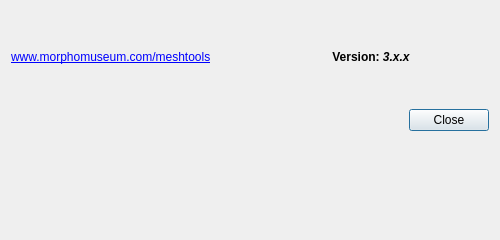
Old version of the form Qt/mqAboutDialog.ui in the repository morphomuseum/ISE-MeshTools.
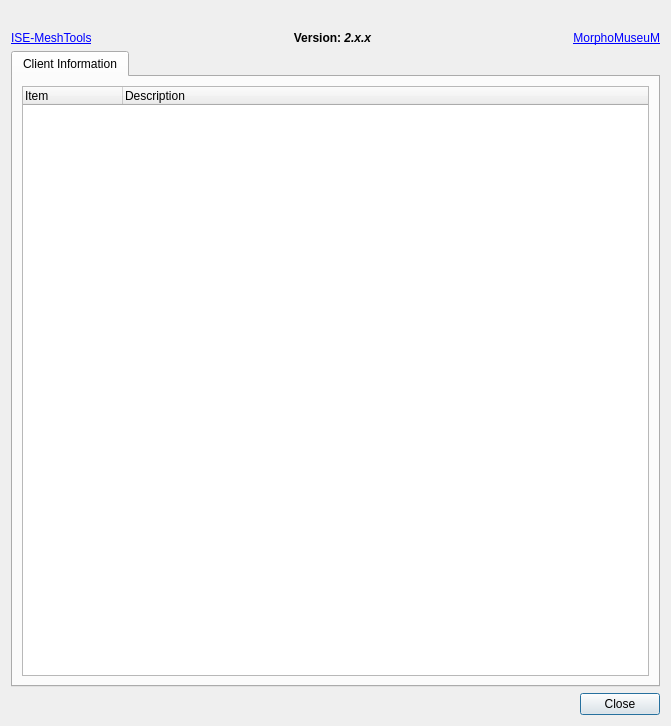
New version of the form. Icons and pictures are not drawn.

Commit message: About window updates

```diff
--- a/Qt/mqAboutDialog.ui
+++ b/Qt/mqAboutDialog.ui
@@ -6,8 +6,8 @@
    <rect>
     <x>0</x>
     <y>0</y>
-    <width>500</width>
-    <height>240</height>
+    <width>671</width>
+    <height>726</height>
    </rect>
   </property>
   <property name="sizePolicy">
@@ -24,21 +24,34 @@
   </property>
   <layout class="QVBoxLayout" name="verticalLayout">
    <item>
-    <layout class="QHBoxLayout" name="horizontalLayout" stretch="0,0">
+    <widget class="QLabel" name="Image">
+     <property name="text">
+      <string/>
+     </property>
+     <property name="pixmap">
+      <pixmap resource="../Icons/icons.qrc">:/Logos/Logo_software.gif</pixmap>
+     </property>
+     <property name="scaledContents">
+      <bool>false</bool>
+     </property>
+     <property name="alignment">
+      <set>Qt::AlignCenter</set>
+     </property>
+    </widget>
+   </item>
+   <item>
+    <layout class="QHBoxLayout" name="horizontalLayout" stretch="0,1,0">
      <item>
-      <widget class="QLabel" name="label_2">
+      <widget class="QLabel" name="label_3">
        <property name="text">
-        <string>&lt;a href=\&quot;http://www.morphomuseum.com/meshtools\&quot;&gt;www.morphomuseum.com/meshtools&lt;/a&gt;</string>
-       </property>
-       <property name="textFormat">
-        <enum>Qt::RichText</enum>
+        <string>&lt;a href=\&quot;http://www.morphomuseum.com/mesthools\&quot;&gt;ISE-MeshTools&lt;/a&gt;</string>
        </property>
       </widget>
      </item>
      <item>
       <widget class="QLabel" name="VersionLabel">
        <property name="text">
-        <string>&lt;html&gt;&lt;b&gt;Version: &lt;i&gt;3.x.x&lt;/i&gt;&lt;/b&gt;&lt;/html&gt;</string>
+        <string>&lt;html&gt;&lt;b&gt;Version: &lt;i&gt;2.x.x&lt;/i&gt;&lt;/b&gt;&lt;/html&gt;</string>
        </property>
        <property name="textFormat">
         <enum>Qt::AutoText</enum>
@@ -48,8 +61,70 @@
        </property>
       </widget>
      </item>
+     <item>
+      <widget class="QLabel" name="label_2">
+       <property name="text">
+        <string>&lt;a href=\&quot;http://www.morphomuseum.com\&quot;&gt;MorphoMuseuM&lt;/a&gt;</string>
+       </property>
+       <property name="textFormat">
+        <enum>Qt::RichText</enum>
+       </property>
+       <property name="alignment">
+        <set>Qt::AlignRight|Qt::AlignTrailing|Qt::AlignVCenter</set>
+       </property>
+      </widget>
+     </item>
     </layout>
    </item>
+   <item>
+    <widget class="QTabWidget" name="tabWidget">
+     <property name="currentIndex">
+      <number>0</number>
+     </property>
+     <widget class="QWidget" name="tabClient">
+      <attribute name="title">
+       <string>Client Information</string>
+      </attribute>
+      <layout class="QVBoxLayout">
+       <property name="spacing">
+        <number>6</number>
+       </property>
+       <property name="leftMargin">
+        <number>9</number>
+       </property>
+       <property name="topMargin">
+        <number>9</number>
+       </property>
+       <property name="rightMargin">
+        <number>9</number>
+       </property>
+       <property name="bottomMargin">
+        <number>9</number>
+       </property>
+       <item>
+        <widget class="QTreeWidget" name="ClientInformation">
+         <property name="alternatingRowColors">
+          <bool>true</bool>
+         </property>
+         <property name="rootIsDecorated">
+          <bool>false</bool>
+         </property>
+         <column>
+          <property name="text">
+           <string>Item</string>
+          </property>
+         </column>
+         <column>
+          <property name="text">
+           <string>Description</string>
+          </property>
+         </column>
+        </widget>
+       </item>
+      </layout>
+     </widget>
+    </widget>
+   </item>
    <item>
     <widget class="QDialogButtonBox" name="buttonBox">
      <property name="standardButtons">
@@ -57,16 +132,6 @@
      </property>
     </widget>
    </item>
-   <item>
-    <widget class="QLabel" name="Image">
-     <property name="text">
-      <string/>
-     </property>
-     <property name="pixmap">
-      <pixmap resource="RC/mqui.qrc">:/Icons/MeshTools.ico</pixmap>
-     </property>
-    </widget>
-   </item>
   </layout>
  </widget>
  <resources>
```
Left out of the diff: 4 changed lines with no effect on the pictures. The commit also changes 10 other files.
